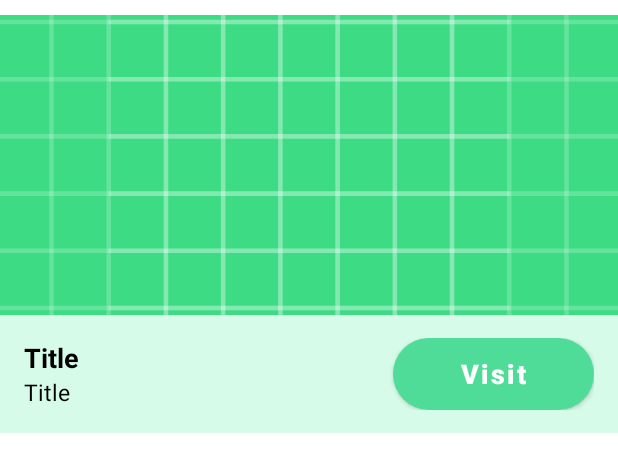
After one commit to BeastMaster99/AlgoHeroes_tour_management_system, an Android app: the layout attraction_list_item.xml on its own in the app's theme, with its tools: preview values and no code run, on a phone screen of 412 x 824 dp. The commit adds this screen. Shown: the top 472 px of the screen. Run offline under Robolectric (Android 15) with nearby library versions, the phone set to English and light mode, and no system bars.

Commit message:
adding completed tourist attraction all view

```diff
--- a/app/src/main/AndroidManifest.xml
+++ b/app/src/main/AndroidManifest.xml
@@ -13,6 +13,7 @@
         android:roundIcon="@mipmap/ic_launcher_round"
         android:supportsRtl="true"
         android:theme="@style/Theme.MadFinalProject">
+
         <activity
             android:name=".BookHotel"
             android:exported="true" />
--- a/app/src/main/res/layout/activity_add_hotel.xml
+++ b/app/src/main/res/layout/activity_add_hotel.xml
@@ -34,12 +34,12 @@ tools:context=".AddHotel">
             android:backgroundTint="@color/inputField_color"
             android:gravity="center"
             android:hint="@string/hotel_name"
+            android:importantForAutofill="no"
             android:inputType="text"
             android:padding="20dp"
             android:textColor="@color/edit_text_color"
             android:textSize="20sp"
-            tools:ignore="TextContrastCheck"
-            android:importantForAutofill="no" />
+            tools:ignore="TextContrastCheck" />
 
         <EditText
             android:id="@+id/hotelAddress"
--- /dev/null
+++ b/app/src/main/res/layout/attraction_list_item.xml
@@ -0,0 +1,82 @@
+<?xml version="1.0" encoding="utf-8"?>
+
+<RelativeLayout xmlns:android="http://schemas.android.com/apk/res/android"
+    xmlns:app="http://schemas.android.com/apk/res-auto"
+    xmlns:tools="http://schemas.android.com/tools"
+    android:id="@+id/itemParent"
+    android:layout_width="match_parent"
+    android:layout_height="wrap_content"
+    android:layout_marginTop="0dp">
+
+    <LinearLayout
+        android:layout_width="match_parent"
+        android:layout_height="wrap_content"
+        android:orientation="vertical"
+        tools:ignore="UselessParent">
+
+        <ImageView
+            android:id="@+id/placeImgId"
+            android:layout_width="match_parent"
+            android:layout_height="200dp"
+            android:layout_marginTop="10dp"
+            android:scaleType="centerCrop"
+            android:src="@drawable/ic_launcher_background"
+            tools:ignore="ContentDescription" />
+
+        <RelativeLayout
+            android:layout_width="match_parent"
+            android:layout_height="wrap_content"
+            android:background="@color/inputField_color"
+            android:paddingStart="16dp"
+            android:paddingTop="15dp"
+            android:paddingEnd="16dp"
+            android:paddingBottom="15dp">
+
+            <LinearLayout
+                android:layout_width="wrap_content"
+                android:layout_height="wrap_content"
+                android:layout_centerVertical="true"
+                android:orientation="vertical">
+
+                <TextView
+                    android:id="@+id/placeName"
+                    android:layout_width="wrap_content"
+                    android:layout_height="wrap_content"
+                    android:text="@string/dummy_title"
+                    android:textColor="@color/black"
+                    android:textSize="18sp"
+                    android:textStyle="bold" />
+
+                <TextView
+                    android:id="@+id/placeCity"
+                    android:layout_width="wrap_content"
+                    android:layout_height="wrap_content"
+                    android:text="@string/dummy_title"
+                    android:textColor="@color/black"
+                    android:textSize="15sp" />
+
+            </LinearLayout>
+
+            <Button
+                android:id="@+id/visitPlaceBtn"
+                android:layout_width="wrap_content"
+                android:layout_height="wrap_content"
+                android:layout_alignParentEnd="true"
+                android:background="@drawable/rounded_button"
+                android:paddingStart="45dp"
+                android:paddingEnd="45dp"
+                android:text="@string/visit_btn"
+                android:textAllCaps="false"
+                android:textSize="18sp"
+                android:textStyle="bold"
+                app:backgroundTint="@color/theme_color"
+                tools:ignore="RelativeOverlap" />
+
+        </RelativeLayout>
+
+
+    </LinearLayout>
+
+
+
+</RelativeLayout>
```
Also changed, not shown: app/src/main/java/com/example/madfinalproject/AttractionPlaces.java (+19 -2 lines), app/src/main/java/com/example/madfinalproject/TourGuideMainView.java (+52 -3 lines), app/src/main/java/com/example/madfinalproject/addTouristAttraction.java (+13 -4 lines), app/src/main/java/com/example/madfinalproject/placeRecyclerAdapter.java (added, +81 -0 lines), app/src/main/res/drawable/ic_baseline_search_24.xml (added, +10 -0 lines), app/src/main/res/layout/activity_tour_guide_main_view.xml (+8 -2 lines), app/src/main/res/values/strings.xml (+5 -2 lines).
